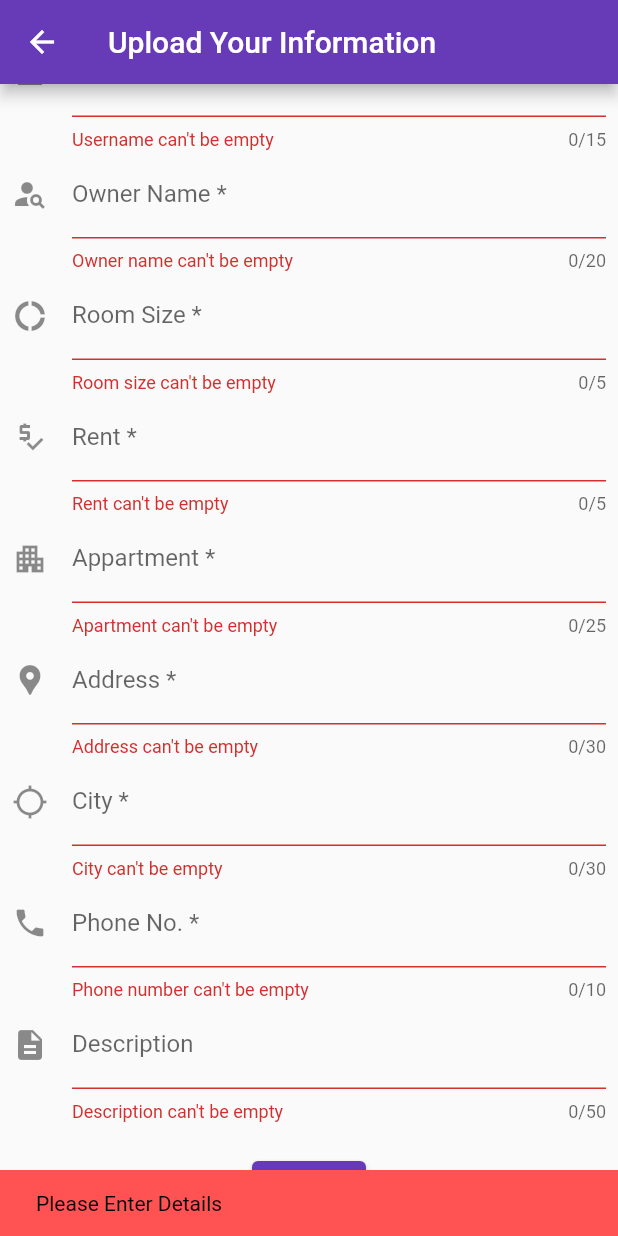
After one commit to 0x01-itsmurphy/home_rental, a Flutter app: the PostData screen opened directly, scrolled down 316 dp, after a tap on "Upload", on a phone screen of 412 x 824 dp. The commit adds this screen. Run offline on Flutter 3.47's test engine with Material 2 defaults, Android fonts, the light colour scheme and no system bars; our stand-ins replace flutter_secure_storage, flutter_speed_dial, image_picker; accounts and stored records are empty; network calls fail.

Commit message:
added user-data-post
added refresh
added token storage
updated snackBar

```diff
--- /dev/null
+++ b/lib/view/post_data/user_data_post.dart
@@ -0,0 +1,336 @@
+// ignore_for_file: avoid_print
+import 'dart:io';
+import 'dart:async';
+
+import 'package:flutter/material.dart';
+import 'package:flutter/services.dart';
+import 'package:http/http.dart' as http;
+import 'package:image_picker/image_picker.dart';
+import 'package:flutter_secure_storage/flutter_secure_storage.dart';
+
+class PostData extends StatefulWidget {
+  const PostData({Key? key}) : super(key: key);
+
+  @override
+  _PostDataState createState() => _PostDataState();
+}
+
+class _PostDataState extends State<PostData> {
+  final _formKey = GlobalKey<FormState>();
+  File? imagePicked;
+
+  Future pickImage(ImageSource source) async {
+    try {
+      final image = await ImagePicker().pickImage(source: source);
+      if (image == null) return const Text("Select Image");
+      final imageTemp = File(image.path);
+      // imageAddress = imageTemp.path;
+      setState(() {
+        imagePicked = imageTemp;
+      });
+      print(imagePicked);
+    } on PlatformException catch (e) {
+      print('Failed to pick image $e');
+    }
+    // return Text("data");
+  }
+
+  // Map? responseBody;
+  final storage = const FlutterSecureStorage();
+
+  Future upload() async {
+    String? token = await storage.read(key: "token");
+    var stream = http.ByteStream(imagePicked!.openRead());
+    stream.cast();
+    var length = await imagePicked?.length();
+
+    final request = http.MultipartRequest(
+        "POST", Uri.parse('https://homeforrent.herokuapp.com/posts/add'));
+    request.headers["auth-token"] = "$token";
+    request.fields["username"] = _username.text;
+    request.fields["owner"] = _owner.text;
+    request.fields["size"] = _size.text;
+    request.fields["rent"] = _rent.text;
+    request.fields["address"] = _address.text;
+    request.fields["city"] = _city.text;
+    request.fields["apartment"] = _apartment.text;
+    request.fields["phone"] = _phone.text;
+    request.fields["description"] = _description.text;
+    request.fields["available"] = "true";
+
+    var picture = http.MultipartFile('picture', stream, length!);
+    request.files.add(picture);
+    var response = await request.send();
+
+    print(response.statusCode);
+
+    if (response.statusCode == 200) {
+      print("Image Uploaded");
+      const snackBar = SnackBar(
+        content: Text(
+          "Image Uploaded",
+          style: TextStyle(color: Colors.black),
+        ),
+        backgroundColor: Colors.green,
+      );
+      ScaffoldMessenger.of(context).showSnackBar(snackBar);
+      return Navigator.pop(context);
+    } else if (response.statusCode == 401) {
+      print("Login Again--Token eXpired!");
+      const snackBar = SnackBar(
+        content: Text(
+          "Login Again",
+          style: TextStyle(color: Colors.black),
+        ),
+        backgroundColor: Colors.redAccent,
+      );
+      ScaffoldMessenger.of(context).showSnackBar(snackBar);
+      return Navigator.pop(context);
+    } else if (response.statusCode == 500) {
+      print("Server Error");
+      final snackBar = SnackBar(
+        content: Text(
+          "Server Error ${response.statusCode}",
+          style: const TextStyle(color: Colors.black),
+        ),
+        backgroundColor: Colors.redAccent,
+      );
+      ScaffoldMessenger.of(context).showSnackBar(snackBar);
+      return Navigator.pop(context);
+    }
+    return Exception("Select image");
+  }
+
+  final TextEditingController _username = TextEditingController();
+  final TextEditingController _owner = TextEditingController();
+  final TextEditingController _size = TextEditingController();
+  final TextEditingController _rent = TextEditingController();
+  final TextEditingController _address = TextEditingController();
+  final TextEditingController _city = TextEditingController();
+  final TextEditingController _apartment = TextEditingController();
+  final TextEditingController _phone = TextEditingController();
+  final TextEditingController _description = TextEditingController();
+
+  @override
+  Widget build(BuildContext context) {
+    return Scaffold(
+      appBar: AppBar(
+        title: const Text("Upload Your Information"),
+      ),
+      body: SingleChildScrollView(
+        child: Center(
+          child: Form(
+            key: _formKey,
+            autovalidateMode: AutovalidateMode.onUserInteraction,
+            child: Padding(
+              padding: const EdgeInsets.all(8.0),
+              child: Column(
+                children: [
+                  imagePicked != null
+                      ? Container(
+                          width: MediaQuery.of(context).size.width,
+                          height: MediaQuery.of(context).size.height * 0.35,
+                          color: Colors.deepPurple[100],
+                          child: Image.file(imagePicked!),
+                        )
+                      : Column(
+                          children: const [
+                            FlutterLogo(size: 200),
+                            Text(
+                              'You have not yet picked an image.',
+                              textAlign: TextAlign.center,
+                              style: TextStyle(
+                                color: Colors.redAccent,
+                                fontSize: 20,
+                              ),
+                            ),
+                          ],
+                        ),
+                  Row(
+                    mainAxisAlignment: MainAxisAlignment.center,
+                    children: [
+                      ElevatedButton(
+                        child: const Text('Camera'),
+                        onPressed: () {
+                          pickImage(ImageSource.camera);
+                        },
+                      ),
+                      const SizedBox(
+                        width: 50,
+                      ),
+                      ElevatedButton(
+                        child: const Text('Gallery'),
+                        onPressed: () {
+                          pickImage(ImageSource.gallery);
+                        },
+                      ),
+                    ],
+                  ),
+                  TextFormField(
+                    controller: _username,
+                    decoration: const InputDecoration(
+                      icon: Icon(Icons.person),
+                      hintText: 'kavish104',
+                      labelText: 'Username *',
+                    ),
+                    maxLength: 15,
+                    validator: (value) {
+                      if (value!.isEmpty) {
+                        return 'Username can\'t be empty';
+                      }
+                    },
+                  ),
+                  TextFormField(
+                    controller: _owner,
+                    decoration: const InputDecoration(
+                      icon: Icon(Icons.person_search),
+                      hintText: 'Kavish Baingane',
+                      labelText: 'Owner Name *',
+                    ),
+                    maxLength: 20,
+                    validator: (value) {
+                      if (value!.isEmpty) {
+                        return 'Owner name can\'t be empty';
+                      }
+                    },
+                  ),
+                  TextFormField(
+                    controller: _size,
+                    keyboardType: TextInputType.number,
+                    decoration: const InputDecoration(
+                      icon: Icon(Icons.donut_large),
+                      hintText: '1200 sqft',
+                      labelText: 'Room Size *',
+                    ),
+                    maxLength: 5,
+                    validator: (value) {
+                      if (value!.isEmpty) {
+                        return 'Room size can\'t be empty';
+                      }
+                    },
+                  ),
+                  TextFormField(
+                    controller: _rent,
+                    keyboardType: TextInputType.number,
+                    decoration: const InputDecoration(
+                      icon: Icon(Icons.price_check),
+                      hintText: '2000 Rs',
+                      labelText: 'Rent *',
+                    ),
+                    maxLength: 5,
+                    validator: (value) {
+                      if (value!.isEmpty) {
+                        return 'Rent can\'t be empty';
+                      }
+                    },
+                  ),
+                  TextFormField(
+                    controller: _apartment,
+                    decoration: const InputDecoration(
+                      icon: Icon(Icons.apartment),
+                      hintText: 'Sai Sparsh',
+                      labelText: 'Appartment *',
+                    ),
+                    maxLength: 25,
+                    validator: (value) {
+                      if (value!.isEmpty) {
+                        return 'Apartment can\'t be empty';
+                      }
+                    },
+                  ),
+                  TextFormField(
+                    controller: _address,
+                    decoration: const InputDecoration(
+                      icon: Icon(Icons.location_pin),
+                      hintText: 'H. 104, Surbhi Mohini, Awadhpuri',
+                      labelText: 'Address *',
+                    ),
+                    maxLength: 30,
+                    validator: (value) {
+                      if (value!.isEmpty) {
+                        return 'Address can\'t be empty';
+                      }
+                    },
+                  ),
+                  TextFormField(
+                    controller: _city,
+                    decoration: const InputDecoration(
+                      icon: Icon(Icons.location_searching),
+                      hintText: 'Bhopal',
+                      labelText: 'City *',
+                    ),
+                    maxLength: 30,
+                    validator: (value) {
+                      if (value!.isEmpty) {
+                        return 'City can\'t be empty';
+                      }
+                    },
+                  ),
+                  TextFormField(
+                    controller: _phone,
+                    keyboardType: TextInputType.number,
+                    decoration: const InputDecoration(
+                      icon: Icon(Icons.phone),
+                      hintText: '1234567890',
+                      labelText: 'Phone No. *',
+                    ),
+                    maxLength: 10,
+                    validator: (value) {
+                      if (value!.isEmpty) {
+                        return 'Phone number can\'t be empty';
+                      }
+                    },
+                  ),
+                  TextFormField(
+                    controller: _description,
+                    decoration: const InputDecoration(
+                      icon: Icon(Icons.description),
+                      hintText: 'Description',
+                      labelText: 'Description ',
+                    ),
+                    maxLength: 50,
+                    validator: (value) {
+                      if (value!.isEmpty) {
+                        return 'Description can\'t be empty';
+                      }
+                    },
+                  ),
+                  const SizedBox(
+                    height: 20,
+                  ),
+                  ElevatedButton(
+                    onPressed: () {
+                      final isValid = _formKey.currentState!.validate();
+                      if (isValid) {
+                        _formKey.currentState!.setState(() {
+                          upload();
+                        });
+                        print("Upload Pressed");
+                      } else {
+                        print("Upload Failed");
+                        const snackBar = SnackBar(
+                          content: Text(
+                            "Please Enter Details",
+                            style: TextStyle(color: Colors.black),
+                          ),
+                          backgroundColor: Colors.redAccent,
+                        );
+                        ScaffoldMessenger.of(context).showSnackBar(snackBar);
+                      }
+                    },
+                    // onPressed: () {
+                    //   setState(() {
+                    //     userdatapost();
+                    //   });
+                    // },
+                    child: const Text("Upload"),
+                  )
+                ],
+              ),
+            ),
+          ),
+        ),
+      ),
+    );
+  }
+}
--- a/lib/widgets/homepage_widget.dart
+++ b/lib/widgets/homepage_widget.dart
@@ -12,8 +12,8 @@ class MySliverAppBar extends SliverPersistentHeaderDelegate {
       fit: StackFit.expand,
       clipBehavior: Clip.none,
       children: [
-        Image.network(
-          "https://source.unsplash.com/240x240/?house,home,rent",
+        Image.asset(
+          "assets/images/header.png",
           fit: BoxFit.cover,
         ),
         Center(
--- a/pubspec.yaml
+++ b/pubspec.yaml
@@ -47,7 +47,9 @@ dev_dependencies:
   # rules and activating additional ones.
   flutter_lints: ^1.0.0
   flutter_native_splash: ^1.3.2
-  simple_speed_dial: ^0.1.3
+  flutter_speed_dial: ^5.0.0+1
+  image_picker: ^0.8.4+4
+  flutter_secure_storage: ^5.0.2
 
 flutter_native_splash:
   color: "#ffffff"
```
Also changed, not shown: lib/view/homescreen/homescreen.dart (+39 -11 lines), lib/view/register/signin.dart (+16 -7 lines), lib/view/register/signup.dart (+13 -2 lines), assets/images/default.jpg (added), assets/images/header.png (added), lib/widgets/loading.dart (added), pubspec.lock, 1 other file.
